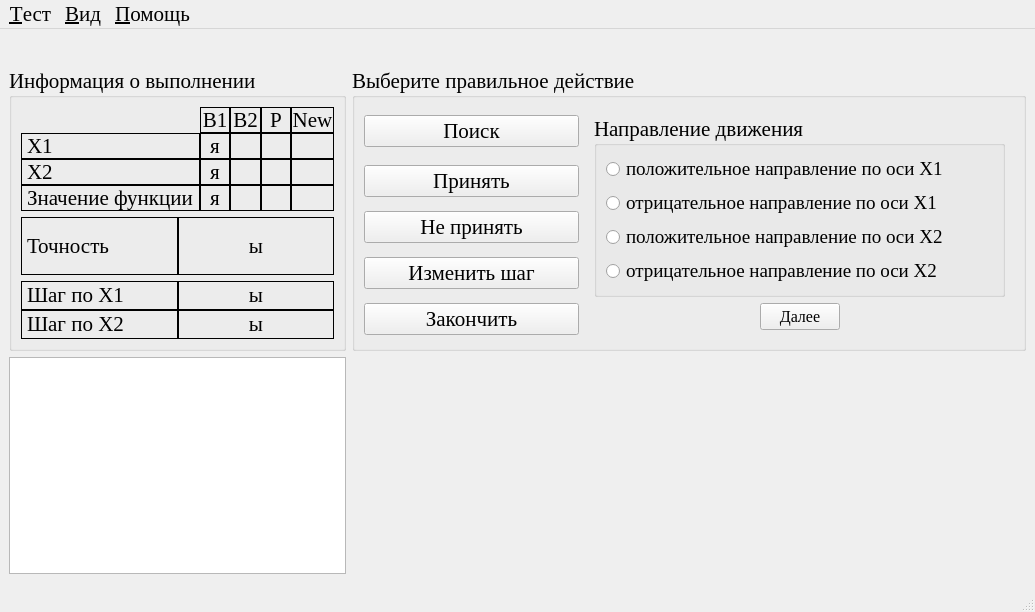
Qt form branches/NovaMapo/optimizationmethods/ui/HuGi.ui (Eliminationzx/optimizationmethods) before a commit.
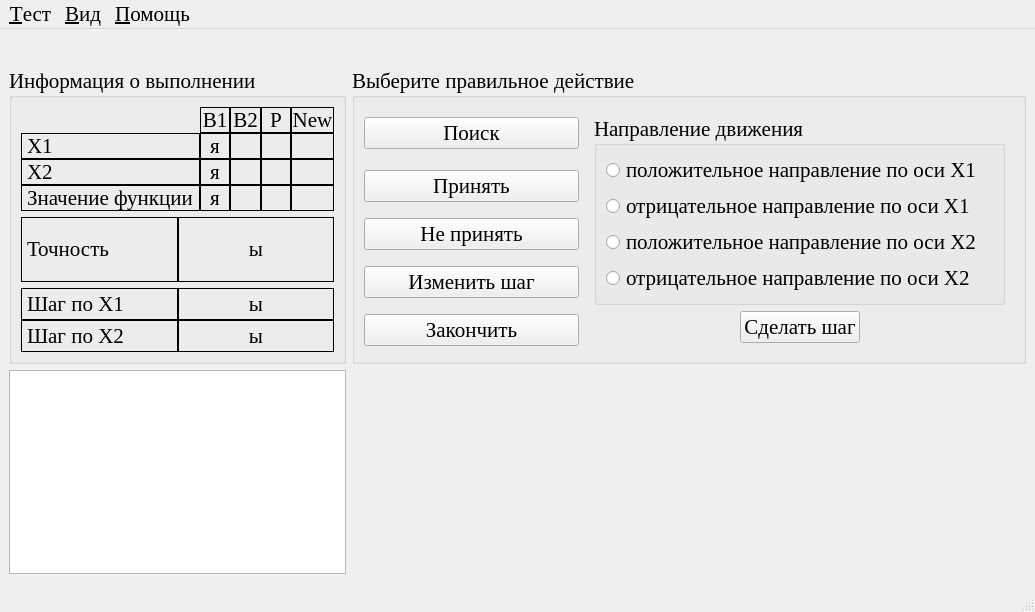
The same form after that commit. The open tabs and pages were chosen to show the change.

Commit message: Добавил в ветку с новой картой изменения сделанные в основной во время правок 807-809.

Diff of the .ui file:
```diff
--- a/branches/NovaMapo/optimizationmethods/ui/HuGi.ui
+++ b/branches/NovaMapo/optimizationmethods/ui/HuGi.ui
@@ -533,23 +533,12 @@
           <layout class="QGridLayout" name="gridLayout_7">
            <item row="0" column="0">
             <widget class="QGroupBox" name="groupBox_4">
-             <property name="font">
-              <font>
-               <weight>50</weight>
-               <bold>false</bold>
-              </font>
-             </property>
              <property name="title">
               <string>Направление движения</string>
              </property>
              <layout class="QVBoxLayout" name="verticalLayout_2">
               <item>
                <widget class="QRadioButton" name="up_x1_rb">
-                <property name="font">
-                 <font>
-                  <pointsize>14</pointsize>
-                 </font>
-                </property>
                 <property name="text">
                  <string>положительное направление по оси Х1</string>
                 </property>
@@ -557,11 +546,6 @@
               </item>
               <item>
                <widget class="QRadioButton" name="down_x1_rb">
-                <property name="font">
-                 <font>
-                  <pointsize>14</pointsize>
-                 </font>
-                </property>
                 <property name="text">
                  <string>отрицательное направление по оси Х1</string>
                 </property>
@@ -569,11 +553,6 @@
               </item>
               <item>
                <widget class="QRadioButton" name="up_x2_rb">
-                <property name="font">
-                 <font>
-                  <pointsize>14</pointsize>
-                 </font>
-                </property>
                 <property name="text">
                  <string>положительное направление по оси Х2</string>
                 </property>
@@ -581,11 +560,6 @@
               </item>
               <item>
                <widget class="QRadioButton" name="down_x2_rb">
-                <property name="font">
-                 <font>
-                  <pointsize>14</pointsize>
-                 </font>
-                </property>
                 <property name="text">
                  <string>отрицательное направление по оси Х2</string>
                 </property>
@@ -611,13 +585,8 @@
              </item>
              <item>
               <widget class="QPushButton" name="next2_bt">
-               <property name="font">
-                <font>
-                 <pointsize>12</pointsize>
-                </font>
-               </property>
                <property name="text">
-                <string>Далее</string>
+                <string>Сделать шаг</string>
                </property>
               </widget>
              </item>
```
Left out of the diff: 39 changed lines with no effect on the pictures. The commit also changes 1 other file.
